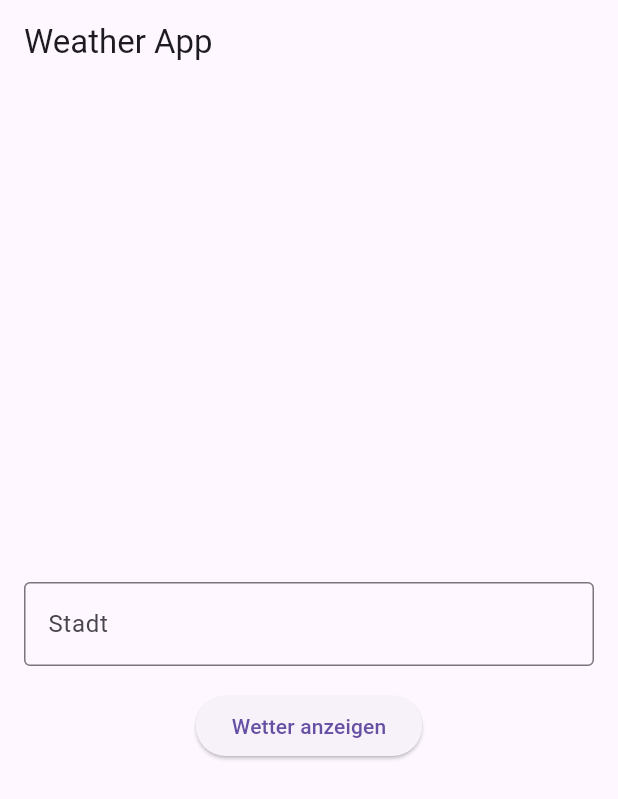
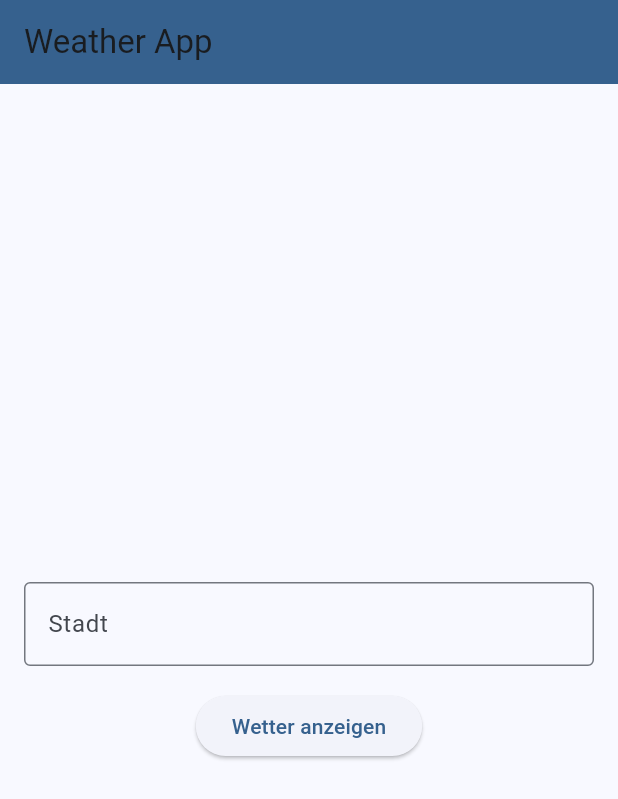
Before and after one commit to miggi92/flutter-weather, a Flutter app: the screen it shows after launch, on a phone screen of 412 x 824 dp. Shown: the top 799 px of the screen. Run offline on Flutter 3.47's test engine with Material 3 defaults, Android fonts, the phone set to English and light mode, and no system bars; our stand-ins replace flutter_dotenv, geolocator.

Commit message:
feat: :sparkles: changed color scheme

```diff
--- a/lib/main.dart
+++ b/lib/main.dart
@@ -14,7 +14,9 @@ class MyApp extends StatelessWidget {
   Widget build(BuildContext context) {
     return MaterialApp(
       title: 'Weather',
-      theme: ThemeData(primarySwatch: Colors.blue),
+      theme: ThemeData(
+        colorScheme: ColorScheme.fromSeed(seedColor: Colors.blue),
+      ),
       darkTheme: ThemeData.dark(),
       home: const MyHomePage(title: 'Weather App'),
     );
@@ -87,6 +89,7 @@ class _MyHomePageState extends State<MyHomePage> {
     return Scaffold(
       appBar: AppBar(
         title: Text(widget.title),
+        backgroundColor: Theme.of(context).primaryColor,
       ),
       body: Center(
         child: Column(
```
